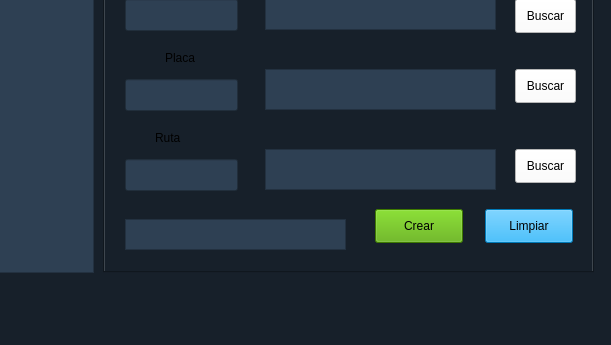
Old version of the form Rapidito/interfaz/Interfaz.ui in the repository Marco131-xel/Edd_Proyecto2; both pictures show x 737 to 1348 and y 278 to 623 of the 1348 by 623 pixel window.
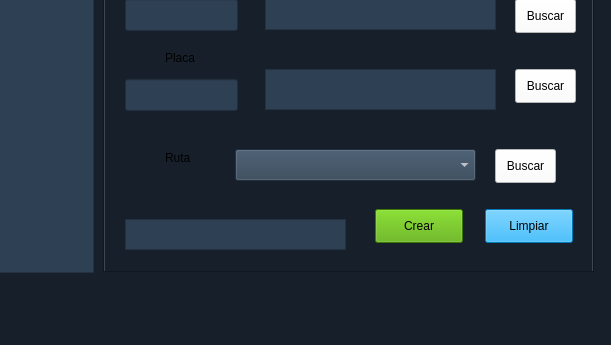
New version of the form. The open tabs and pages were chosen to show the change.

What changed in the file:
```diff
--- a/Rapidito/interfaz/Interfaz.ui
+++ b/Rapidito/interfaz/Interfaz.ui
@@ -1556,25 +1556,11 @@
 background-color: rgb(46, 64, 83);</string>
       </property>
      </widget>
-     <widget class="QLineEdit" name="MI_RUTA">
-      <property name="geometry">
-       <rect>
-        <x>20</x>
-        <y>340</y>
-        <width>113</width>
-        <height>32</height>
-       </rect>
-      </property>
-      <property name="styleSheet">
-       <string notr="true">color: rgb(255, 255, 255);
-background-color: rgb(46, 64, 83);</string>
-      </property>
-     </widget>
      <widget class="QLabel" name="label_31">
       <property name="geometry">
        <rect>
-        <x>50</x>
-        <y>310</y>
+        <x>60</x>
+        <y>330</y>
         <width>41</width>
         <height>18</height>
        </rect>
@@ -1599,37 +1585,6 @@
        <string>Graficar</string>
       </property>
      </widget>
-     <widget class="QTextEdit" name="espacio_RUTA">
-      <property name="geometry">
-       <rect>
-        <x>160</x>
-        <y>330</y>
-        <width>231</width>
-        <height>41</height>
-       </rect>
-      </property>
-      <property name="styleSheet">
-       <string notr="true">color: rgb(255, 255, 255);
-background-color: rgb(46, 64, 83);</string>
-      </property>
-     </widget>
-     <widget class="QPushButton" name="BT_buscar_RUTA_viaje">
-      <property name="geometry">
-       <rect>
-        <x>410</x>
-        <y>330</y>
-        <width>61</width>
-        <height>34</height>
-       </rect>
-      </property>
-      <property name="styleSheet">
-       <string notr="true">background-color: rgb(255, 255, 255);
-color: rgb(0, 0, 0);</string>
-      </property>
-      <property name="text">
-       <string>Buscar</string>
-      </property>
-     </widget>
      <widget class="QPushButton" name="BT_CREAR_viaje">
       <property name="geometry">
        <rect>
@@ -1686,6 +1641,37 @@
 &lt;p align=&quot;center&quot; style=&quot;-qt-paragraph-type:empty; margin-top:0px; margin-bottom:0px; margin-left:0px; margin-right:0px; -qt-block-indent:0; text-indent:0px;&quot;&gt;&lt;br /&gt;&lt;/p&gt;&lt;/body&gt;&lt;/html&gt;</string>
       </property>
      </widget>
+     <widget class="QComboBox" name="comboRutaTomada">
+      <property name="geometry">
+       <rect>
+        <x>130</x>
+        <y>330</y>
+        <width>241</width>
+        <height>32</height>
+       </rect>
+      </property>
+      <property name="styleSheet">
+       <string notr="true">color: rgb(255, 255, 255);
+background-color: rgb(46, 64, 83);</string>
+      </property>
+     </widget>
+     <widget class="QPushButton" name="BT_buscar_RUTA_viaje">
+      <property name="geometry">
+       <rect>
+        <x>390</x>
+        <y>330</y>
+        <width>61</width>
+        <height>34</height>
+       </rect>
+      </property>
+      <property name="styleSheet">
+       <string notr="true">background-color: rgb(255, 255, 255);
+color: rgb(0, 0, 0);</string>
+      </property>
+      <property name="text">
+       <string>Buscar</string>
+      </property>
+     </widget>
     </widget>
     <widget class="QWidget" name="tab_reportes">
      <attribute name="title">
```
